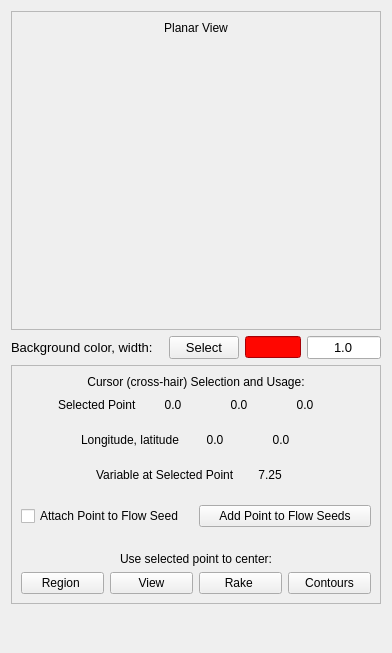
Before: the Qt Designer form apps/vaporgui/guis/ui/contourImage.ui in yyr/vapor, drawn with Qt 5.
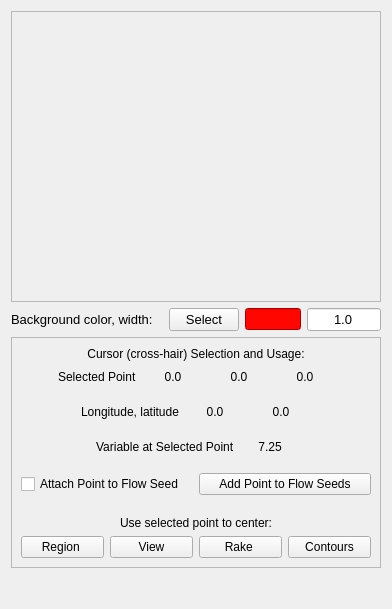
After: the same form once the commit is applied. Custom widgets are drawn as their Qt base class.

The edit to the form file:
```diff
--- a/apps/vaporgui/guis/ui/contourImage.ui
+++ b/apps/vaporgui/guis/ui/contourImage.ui
@@ -7,7 +7,7 @@
     <x>0</x>
     <y>0</y>
     <width>392</width>
-    <height>653</height>
+    <height>609</height>
    </rect>
   </property>
   <property name="windowTitle">
@@ -27,19 +27,6 @@
        <layout class="QHBoxLayout">
         <item>
          <layout class="QVBoxLayout" name="_2">
-          <item>
-           <widget class="QLabel" name="textLabel3">
-            <property name="text">
-             <string>Planar View</string>
-            </property>
-            <property name="alignment">
-             <set>Qt::AlignCenter</set>
-            </property>
-            <property name="wordWrap">
-             <bool>false</bool>
-            </property>
-           </widget>
-          </item>
           <item>
            <widget class="IsolineFrame" name="isolineImageFrame" native="true">
             <property name="sizePolicy">
```
